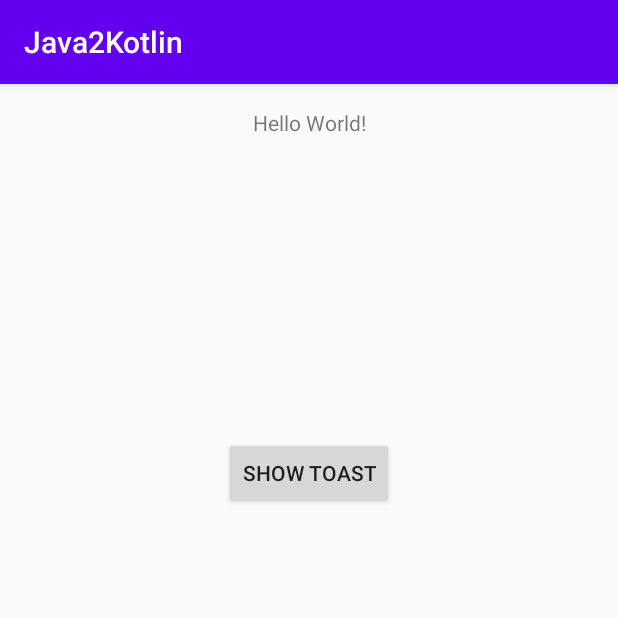
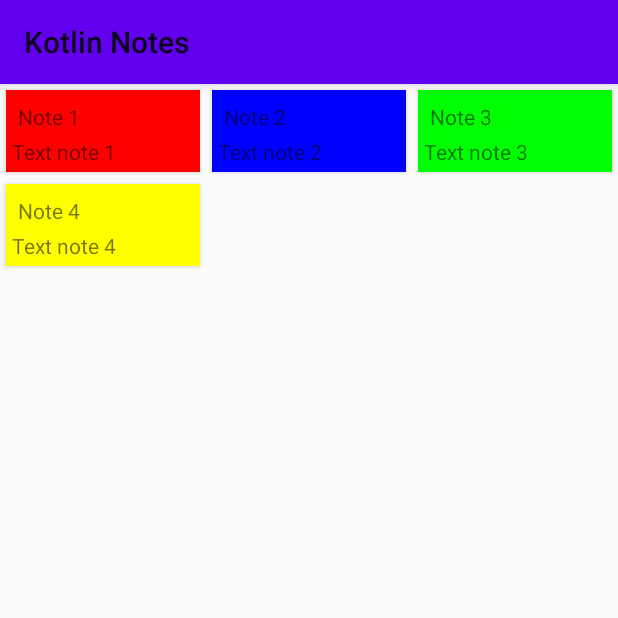
Before and after one commit to shindje/Java2Kotlin, an Android app: the screen it shows after launch (MainActivity), on a phone screen of 412 x 824 dp, the top half of it. Run offline under Robolectric (Android 15) with nearby library versions, the phone set to English and light mode, and no system bars.

Commit message:
Homework 2

```diff
--- a/app/build.gradle
+++ b/app/build.gradle
@@ -29,6 +29,11 @@ dependencies {
     implementation "org.jetbrains.kotlin:kotlin-stdlib-jdk7:$kotlin_version"
     implementation 'androidx.appcompat:appcompat:1.2.0'
     implementation 'androidx.constraintlayout:constraintlayout:2.0.1'
+    implementation "androidx.lifecycle:lifecycle-viewmodel-ktx:2.2.0"
+    implementation "androidx.lifecycle:lifecycle-livedata-ktx:2.2.0"
+    implementation 'androidx.coordinatorlayout:coordinatorlayout:1.1.0'
+    implementation 'com.google.android.material:material:1.2.1'
+    implementation 'androidx.recyclerview:recyclerview:1.1.0'
     testImplementation 'junit:junit:4.12'
     androidTestImplementation 'androidx.test.ext:junit:1.1.2'
     androidTestImplementation 'androidx.test.espresso:espresso-core:3.3.0'
--- a/app/src/main/AndroidManifest.xml
+++ b/app/src/main/AndroidManifest.xml
@@ -9,7 +9,7 @@
         android:roundIcon="@mipmap/ic_launcher_round"
         android:supportsRtl="true"
         android:theme="@style/AppTheme">
-        <activity android:name=".MainActivity">
+        <activity android:name=".ui.main.MainActivity">
             <intent-filter>
                 <action android:name="android.intent.action.MAIN" />
 
--- a/app/src/main/java/com/example/java2kotlin/MainActivity.kt
+++ /dev/null
@@ -1,18 +0,0 @@
-package com.example.java2kotlin
-
-import android.os.Bundle
-import android.widget.Toast
-import androidx.appcompat.app.AppCompatActivity
-import kotlinx.android.synthetic.main.activity_main.*
-
-class MainActivity : AppCompatActivity() {
-    override fun onCreate(savedInstanceState: Bundle?) {
-        super.onCreate(savedInstanceState)
-        setContentView(R.layout.activity_main)
-
-        showToastBtn.setOnClickListener{
-            val toastText = getString(R.string.hello) + ", Kotlin!"
-            Toast.makeText(this, toastText, Toast.LENGTH_LONG).show()
-        }
-    }
-}
--- /dev/null
+++ b/app/src/main/java/com/example/java2kotlin/data/NotesRepository.kt
@@ -0,0 +1,13 @@
+package com.example.java2kotlin.data
+
+import android.graphics.Color
+import com.example.java2kotlin.data.entity.Note
+
+object NotesRepository {
+    val notes = listOf<Note>(
+            Note("Note 1", "Text note 1", Color.RED),
+            Note("Note 2", "Text note 2", Color.BLUE),
+            Note("Note 3", "Text note 3", Color.GREEN),
+            Note("Note 4", "Text note 4", Color.YELLOW),
+    )
+}
--- /dev/null
+++ b/app/src/main/java/com/example/java2kotlin/data/entity/Note.kt
@@ -0,0 +1,3 @@
+package com.example.java2kotlin.data.entity
+
+class Note(val title: String, val text: String, val color: Int)
--- /dev/null
+++ b/app/src/main/java/com/example/java2kotlin/ui/main/MainActivity.kt
@@ -0,0 +1,26 @@
+package com.example.java2kotlin.ui.main
+
+import android.os.Bundle
+import android.widget.Toast
+import androidx.appcompat.app.AppCompatActivity
+import androidx.lifecycle.ViewModelProvider
+import com.example.java2kotlin.R
+import kotlinx.android.synthetic.main.activity_main.*
+
+class MainActivity : AppCompatActivity() {
+    lateinit var viewModel: MainViewModel
+    lateinit var adapter: MainRVAdapter
+
+    override fun onCreate(savedInstanceState: Bundle?) {
+        super.onCreate(savedInstanceState)
+        setContentView(R.layout.activity_main)
+
+        adapter = MainRVAdapter()
+        mainRecycler.adapter = adapter
+
+        viewModel = ViewModelProvider(this).get(MainViewModel::class.java)
+        viewModel.viewState().observe(this, {value ->
+            value?.let { adapter.notes = it.notes }
+        })
+    }
+}
--- /dev/null
+++ b/app/src/main/java/com/example/java2kotlin/ui/main/MainRVAdapter.kt
@@ -0,0 +1,39 @@
+package com.example.java2kotlin.ui.main
+
+import android.view.LayoutInflater
+import android.view.View
+import android.view.ViewGroup
+import androidx.recyclerview.widget.RecyclerView
+import com.example.java2kotlin.R
+import com.example.java2kotlin.data.entity.Note
+import kotlinx.android.synthetic.main.item_note.view.*
+
+class MainRVAdapter : RecyclerView.Adapter<MainRVAdapter.NoteViewHolder>() {
+    var notes: List<Note> = listOf()
+        set(value) {
+            field = value
+            notifyDataSetChanged()
+        }
+
+    override fun onCreateViewHolder(parent: ViewGroup, viewType: Int) =
+            NoteViewHolder(
+                    LayoutInflater.from(parent.context).inflate(
+                            R.layout.item_note,
+                            parent,
+                            false
+                    )
+            )
+
+    override fun getItemCount() = notes.size
+
+    override fun onBindViewHolder(holder: NoteViewHolder, position: Int) = holder.bind(notes[position])
+
+    class NoteViewHolder(itemView: View) : RecyclerView.ViewHolder(itemView) {
+        fun bind(note: Note) = with(itemView) {
+            titleTextView.text = note.title
+            textTextView.text = note.text
+            setBackgroundColor(note.color)
+        }
+    }
+
+}
--- /dev/null
+++ b/app/src/main/java/com/example/java2kotlin/ui/main/MainViewModel.kt
@@ -0,0 +1,16 @@
+package com.example.java2kotlin.ui.main
+
+import androidx.lifecycle.LiveData
+import androidx.lifecycle.MutableLiveData
+import androidx.lifecycle.ViewModel
+import com.example.java2kotlin.data.NotesRepository
+
+class MainViewModel : ViewModel() {
+    private val viewStateLiveData: MutableLiveData<MainViewState> = MutableLiveData()
+
+    init {
+        viewStateLiveData.value = MainViewState(NotesRepository.notes)
+    }
+
+    fun viewState(): LiveData<MainViewState> = viewStateLiveData
+}
--- /dev/null
+++ b/app/src/main/java/com/example/java2kotlin/ui/main/MainViewState.kt
@@ -0,0 +1,5 @@
+package com.example.java2kotlin.ui.main
+
+import com.example.java2kotlin.data.entity.Note
+
+class MainViewState (val notes: List<Note>)
--- a/app/src/main/res/layout/activity_main.xml
+++ b/app/src/main/res/layout/activity_main.xml
@@ -1,29 +1,33 @@
 <?xml version="1.0" encoding="utf-8"?>
-<androidx.constraintlayout.widget.ConstraintLayout xmlns:android="http://schemas.android.com/apk/res/android"
+<androidx.coordinatorlayout.widget.CoordinatorLayout
+    xmlns:android="http://schemas.android.com/apk/res/android"
     xmlns:app="http://schemas.android.com/apk/res-auto"
     xmlns:tools="http://schemas.android.com/tools"
+    android:fitsSystemWindows="true"
     android:layout_width="match_parent"
     android:layout_height="match_parent"
-    tools:context=".MainActivity">
+    tools:context=".ui.main.MainActivity">
 
-    <TextView
-        android:id="@+id/textView"
-        android:layout_width="wrap_content"
-        android:layout_height="wrap_content"
-        android:layout_marginTop="16dp"
-        android:text="Hello World!"
-        app:layout_constraintLeft_toLeftOf="parent"
-        app:layout_constraintRight_toRightOf="parent"
-        app:layout_constraintTop_toTopOf="parent" />
+    <com.google.android.material.appbar.AppBarLayout
+        android:id="@+id/appbar"
+        android:layout_width="match_parent"
+        android:layout_height="wrap_content">
 
-    <Button
-        android:id="@+id/showToastBtn"
-        android:layout_width="wrap_content"
-        android:layout_height="wrap_content"
-        android:layout_marginTop="200dp"
-        android:text="@string/button"
-        app:layout_constraintEnd_toEndOf="parent"
-        app:layout_constraintStart_toStartOf="parent"
-        app:layout_constraintTop_toBottomOf="@+id/textView" />
+        <androidx.appcompat.widget.Toolbar
+            android:id="@+id/toolbar"
+            android:layout_width="match_parent"
+            android:layout_height="wrap_content"
+            app:title="Kotlin Notes"
+            app:layout_scrollFlags="scroll|enterAlways" />
 
-</androidx.constraintlayout.widget.ConstraintLayout>
+    </com.google.android.material.appbar.AppBarLayout>
+
+    <androidx.recyclerview.widget.RecyclerView
+        android:id="@+id/mainRecycler"
+        android:layout_width="match_parent"
+        android:layout_height="match_parent"
+        app:layoutManager="androidx.recyclerview.widget.GridLayoutManager"
+        app:spanCount="3"
+        app:layout_behavior="@string/appbar_scrolling_view_behavior" />
+
+</androidx.coordinatorlayout.widget.CoordinatorLayout>
--- /dev/null
+++ b/app/src/main/res/layout/item_note.xml
@@ -0,0 +1,28 @@
+<?xml version="1.0" encoding="utf-8"?>
+<androidx.cardview.widget.CardView xmlns:android="http://schemas.android.com/apk/res/android"
+    android:layout_width="match_parent"
+    android:layout_height="wrap_content"
+    android:layout_margin="@dimen/layout_margin">
+
+    <LinearLayout
+        android:layout_width="match_parent"
+        android:layout_height="wrap_content"
+        android:orientation="vertical">
+
+        <TextView
+            android:id="@+id/titleTextView"
+            android:layout_width="wrap_content"
+            android:layout_height="wrap_content"
+            android:layout_marginTop="@dimen/layout_margin_side"
+            android:layout_marginStart="@dimen/layout_margin_side"
+            android:layout_marginEnd="@dimen/layout_margin_side"/>
+
+        <TextView
+            android:id="@+id/textTextView"
+            android:layout_width="match_parent"
+            android:layout_height="wrap_content"
+            android:layout_margin="@dimen/layout_margin"/>
+
+    </LinearLayout>
+
+</androidx.cardview.widget.CardView>
--- /dev/null
+++ b/app/src/main/res/values/dimens.xml
@@ -0,0 +1,5 @@
+<?xml version="1.0" encoding="utf-8"?>
+<resources>
+    <dimen name="layout_margin">4dp</dimen>
+    <dimen name="layout_margin_side">8dp</dimen>
+</resources>
--- a/app/src/main/res/values/styles.xml
+++ b/app/src/main/res/values/styles.xml
@@ -5,6 +5,8 @@
         <item name="colorPrimary">@color/colorPrimary</item>
         <item name="colorPrimaryDark">@color/colorPrimaryDark</item>
         <item name="colorAccent">@color/colorAccent</item>
+        <item name="windowActionBar">false</item>
+        <item name="windowNoTitle">true</item>
     </style>
 
 </resources>
```
